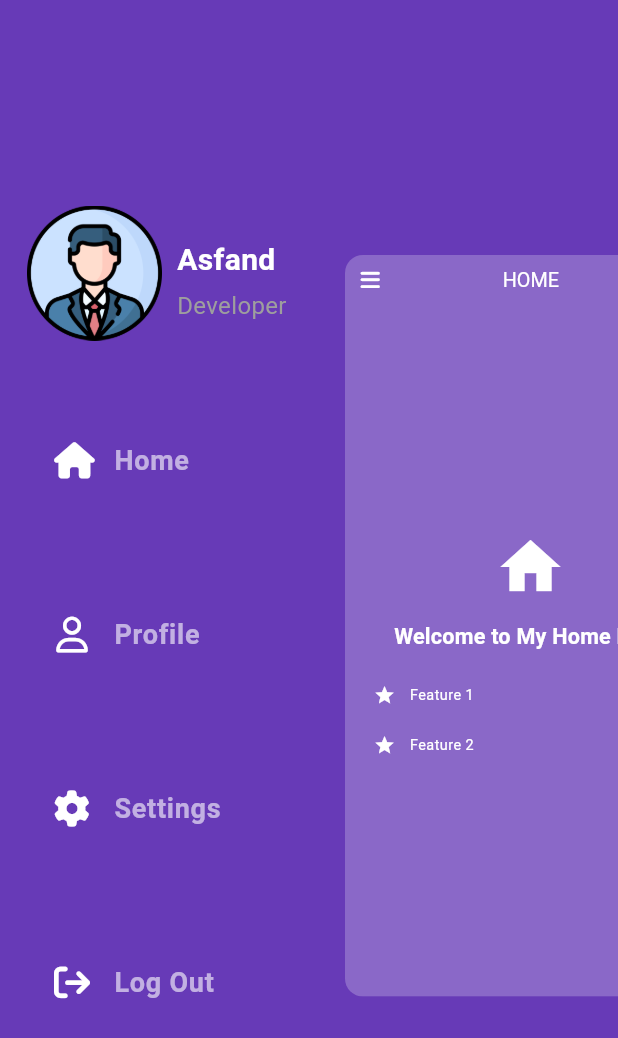
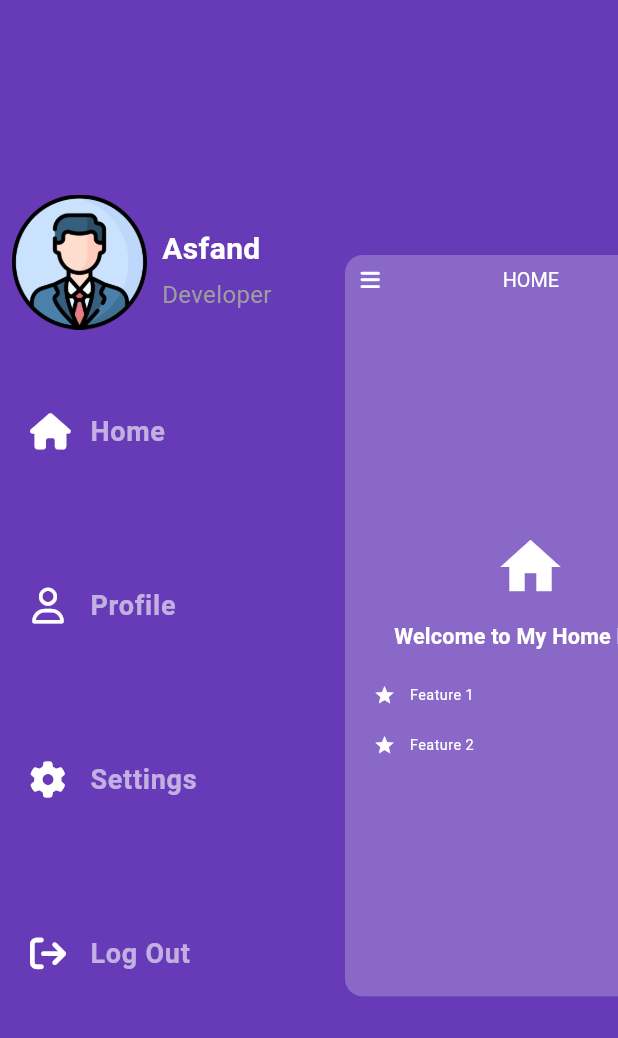
Before and after one commit to yarasfand/Hidden-Sliding-Drawer-Flutter, a Flutter app: the screen it shows after launch, after a tap on an icon or button, on a phone screen of 412 x 824 dp. Shown: the top 1038 px of the screen. Run offline on Flutter 3.47's test engine with Material 3 defaults, Android fonts, the phone set to English and light mode, and no system bars; our stand-ins replace bloc, flutter_bloc, font_awesome_flutter.

Commit message:
Hidden Drawer

```diff
--- a/lib/DrawerContent/drawerMain/drawer.dart
+++ b/lib/DrawerContent/drawerMain/drawer.dart
@@ -3,42 +3,41 @@ import 'package:flutter/Material.dart';
 import 'draweritems.dart';
 
 class DrawerItem {
-
   final String title;
   final IconData icon;
 
-  const DrawerItem({
-    required this.title,
-    required this.icon
-  });
+  const DrawerItem({required this.title, required this.icon});
 }
+
 class MyDrawer extends StatelessWidget {
   final ValueChanged<DrawerItem> onSelectedItems;
 
-  const MyDrawer(
-      {super.key, required this.onSelectedItems});
+  const MyDrawer({super.key, required this.onSelectedItems});
 
   @override
   Widget build(BuildContext context) => Container(
-
         child: SingleChildScrollView(
           child: Padding(
-        padding: const EdgeInsets.fromLTRB(16, 102, 16, 0),
+            padding:  EdgeInsets.fromLTRB(0, MediaQuery.of(context).size.height / 8.7, 0, 0),
             child: Column(
               children: [
                 const SizedBox(
                   height: 35,
                 ),
-
                 Padding(
-              padding: EdgeInsets.only(left: 2.0), // Adjust the left padding as needed
+                  padding: const EdgeInsets.only(
+                      left: 8.0),
                   child: Row(
-                crossAxisAlignment: CrossAxisAlignment.start, // Align to the top
+                    crossAxisAlignment:
+                        CrossAxisAlignment.start, // Align to the top
                     children: [
-                  Image.asset("assets/images/profile.png", height: 90,),
-                  SizedBox(width: 10.0),
-                  Padding(
-                    padding: const EdgeInsets.fromLTRB(0, 22, 0, 0),
+                      Image.asset(
+                        "assets/images/profile.png",
+                        height: 90,
+                      ),
+                      const SizedBox(width: 10.0),
+                      const Padding(
+                        padding: EdgeInsets.fromLTRB(0, 22, 0, 0),
                         child: Column(
                           crossAxisAlignment: CrossAxisAlignment.start,
                           children: [
@@ -47,13 +46,15 @@ class MyDrawer extends StatelessWidget {
                               style: TextStyle(
                                 fontSize: 20.0,
                                 fontWeight: FontWeight.bold,
-                            color: Colors.white, // Set the text color to white
+                                color:
+                                    Colors.white, // Set the text color to white
                               ),
                             ),
                             SizedBox(height: 4.0),
                             Text(
                               'Developer',
-                          style: TextStyle(fontSize: 16.0, color: Colors.grey),
+                              style:
+                                  TextStyle(fontSize: 16.0, color: Colors.grey),
                             ),
                           ],
                         ),
@@ -61,9 +62,7 @@ class MyDrawer extends StatelessWidget {
                     ],
                   ),
                 ),
-
-
-
+                const SizedBox(height: 10.0),
                 buildDrawerItems(context),
               ],
             ),
@@ -71,20 +70,24 @@ class MyDrawer extends StatelessWidget {
         ),
       );
 
-  Widget buildDrawerItems(BuildContext context) => Padding(
-    padding: const EdgeInsets.fromLTRB(0, 22, 0, 0),
-    child: Column(
-      children: DrawerItems.all.
-      map((item) => ListTile(
-        contentPadding: const EdgeInsets.symmetric(horizontal: 20, vertical: 30),
+  Widget buildDrawerItems(BuildContext context) => Column(
+        children: DrawerItems.all
+            .map(
+              (item) => ListTile(
+                contentPadding:
+                    const EdgeInsets.symmetric(horizontal: 20, vertical: 30),
                 leading: Icon(item.icon, color: Colors.white),
                 title: (Text(
                   item.title,
-          style: const TextStyle(color: Colors.white60,fontSize: 18, fontWeight: FontWeight.bold,),
+                  style: const TextStyle(
+                    color: Colors.white60,
+                    fontSize: 18,
+                    fontWeight: FontWeight.bold,
+                  ),
                 )),
                 onTap: () => onSelectedItems(item),
               ),
-      ).toList(),
-    ),
+            )
+            .toList(),
       );
 }
--- a/lib/DrawerContent/drawerMain/mainPage.dart
+++ b/lib/DrawerContent/drawerMain/mainPage.dart
@@ -3,6 +3,7 @@ import 'package:flutter_bloc/flutter_bloc.dart';
 import 'package:hiddendrawer/DrawerContent/drawerPages/homepage.dart';
 import 'package:hiddendrawer/DrawerContent/drawerPages/profilePage.dart';
 import 'package:hiddendrawer/DrawerContent/drawerPages/settings.dart';
+import 'package:hiddendrawer/globalVariable/globalVars.dart';
 import '../drawer_bloc/drawerk_bloc.dart';
 import 'drawer.dart';
 import 'draweritems.dart';
--- a/lib/DrawerContent/drawerPages/homepage.dart
+++ b/lib/DrawerContent/drawerPages/homepage.dart
@@ -1,6 +1,5 @@
 import 'package:flutter/material.dart';
 import 'package:font_awesome_flutter/font_awesome_flutter.dart';
-
 import '../drawerMain/mainPage.dart';
 
 class HomePage extends StatelessWidget {
--- a/lib/DrawerContent/drawerPages/profilePage.dart
+++ b/lib/DrawerContent/drawerPages/profilePage.dart
@@ -15,7 +15,7 @@ class ProfilePage extends StatelessWidget {
           color: Colors.white,
           onPressed: openDrawer,
         ),
-        backgroundColor: Colors.transparent,
+        backgroundColor: Colors.deepPurple,
         elevation: 0,
         title: const Center(
           child: Padding(
```
Lines whose indentation alone changed are shown as unchanged.
